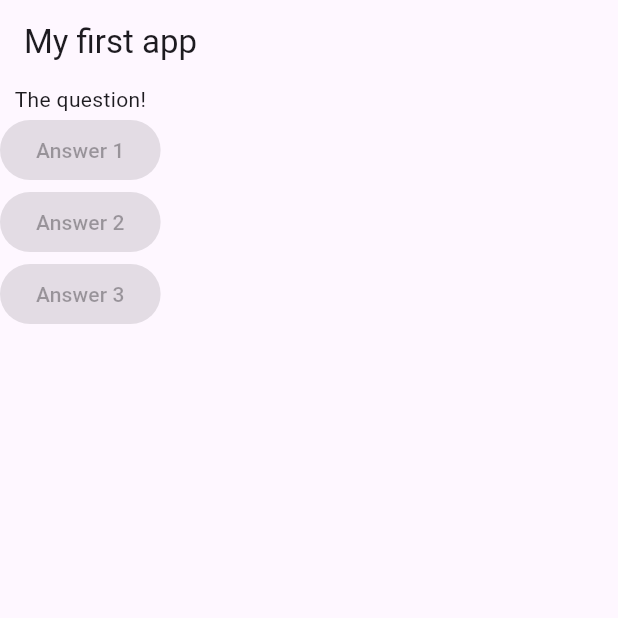
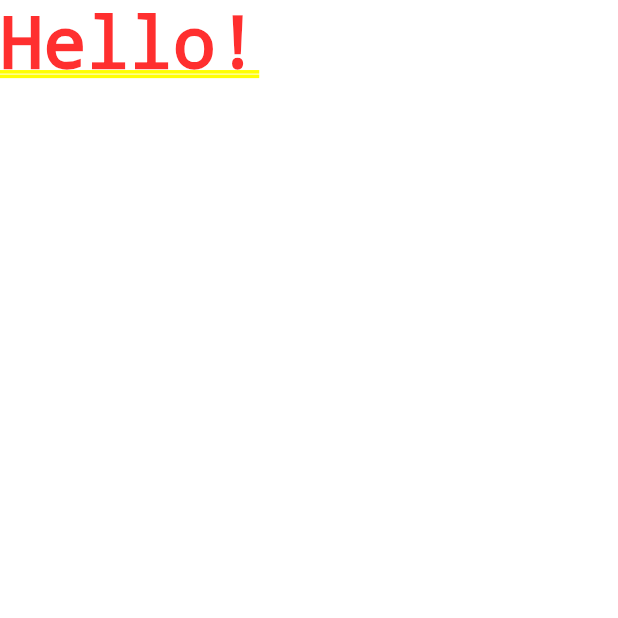
Before and after one commit to SAPNathasha/Flutter_practice_projects, a Flutter app: the screen it shows after launch, on a phone screen of 412 x 824 dp, the top half of it. Run offline on Flutter 3.47's test engine with Material 3 defaults, Android fonts, the phone set to English and light mode, and no system bars.

Commit message:
Set up clearly the app

```diff
--- a/practice_project_01/lib/main.dart
+++ b/practice_project_01/lib/main.dart
@@ -1,24 +1,12 @@
 import 'package:flutter/material.dart';
 
-void main() => runApp(MyApp());
+void main() {
+  runApp(MyApp());
+}
 
 class MyApp extends StatelessWidget {
   @override
   Widget build(BuildContext context) {
-    return MaterialApp(
-      home: Scaffold(
-        appBar: AppBar(
-          title: Text("My first app")),
-        body: Column(
-          children: [
-            Text("The question!"),
-            ElevatedButton(child: Text("Answer 1"), onPressed: null,),
-            ElevatedButton(child: Text("Answer 2"), onPressed: null,),
-            ElevatedButton(child: Text("Answer 3"), onPressed: null,)
-          ],
-        )
-        ),
-
-    );
+    return MaterialApp(home: Text("Hello!"));
   }
 }
```
